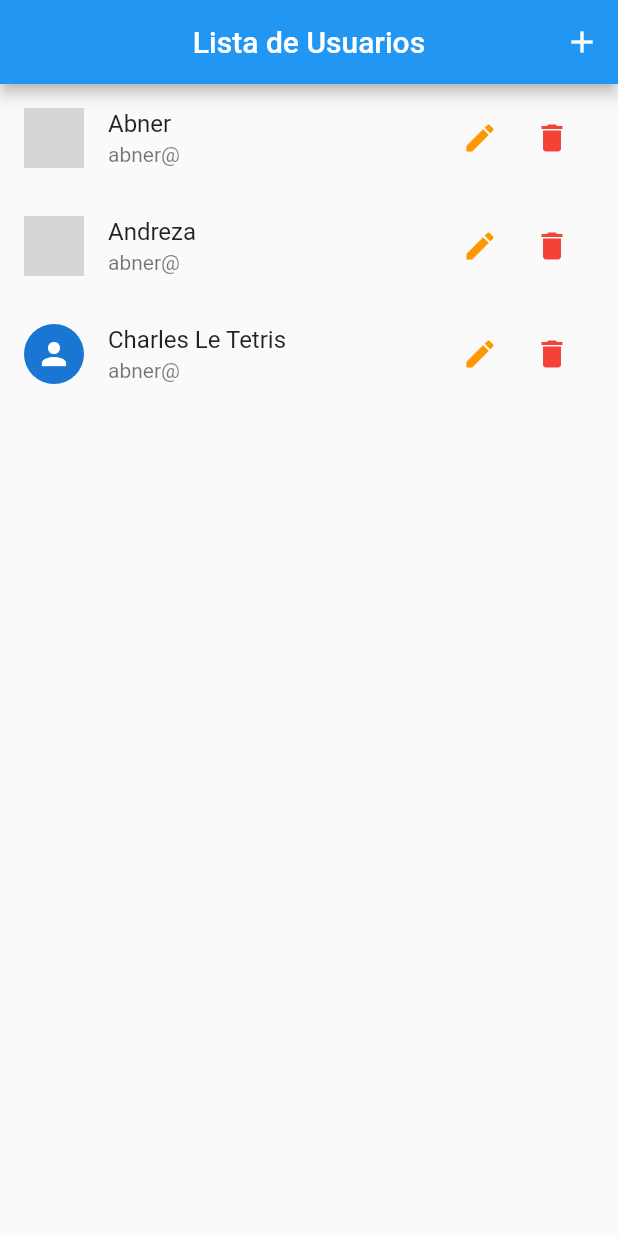
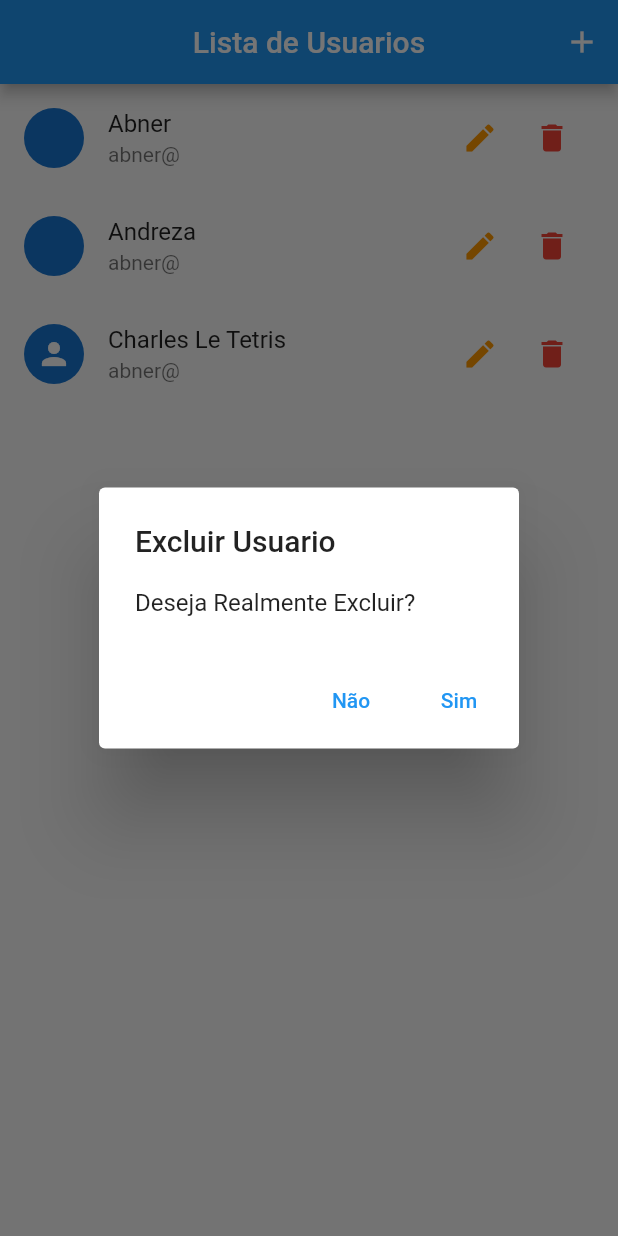
Before and after one commit to Douglas-Fernandes-Sousa/Cadastro-Integrado, a Flutter app: the screen it shows after launch, after a tap on the "delete" icon, on a phone screen of 412 x 824 dp. Run offline on Flutter 3.47's test engine with Material 2 defaults, Android fonts, the phone set to English and light mode, and no system bars; accounts and stored records are empty; network calls fail; grey boxes are pictures that could not be loaded.

Commit message:
atualização

```diff
--- a/cadastro_completo/lib/models/user.dart
+++ b/cadastro_completo/lib/models/user.dart
@@ -1,13 +1,28 @@
+// ignore_for_file: public_member_api_docs, sort_constructors_first
 class User {
   final String nome;
-  final String id;
+  final String? id;
   final String email;
   final String avatarUrl;
 
   const User({
-    required this.id,
+    this.id,
     required this.nome,
     required this.avatarUrl,
     required this.email,
   });
+
+  User copyWith({
+    String? nome,
+    String? id,
+    String? email,
+    String? avatarUrl,
+  }) {
+    return User(
+      nome: nome ?? this.nome,
+      id: id ?? this.id,
+      email: email ?? this.email,
+      avatarUrl: avatarUrl ?? this.avatarUrl,
+    );
+  }
 }
--- a/cadastro_completo/lib/provider/user_provider.dart
+++ b/cadastro_completo/lib/provider/user_provider.dart
@@ -21,9 +21,11 @@
   }
 
   void put(User user) {
-    if (user.id.trim().isNotEmpty && _items.containsKey(user.id)) {
+    if (user.id != null &&
+        user.id!.trim().isNotEmpty &&
+        _items.containsKey(user.id)) {
       //alterar
-      _items.update(user.id, (_) => user);
+      _items.update(user.id.toString(), (_) => user);
     } else {
 //adicionar
       final id = Random().nextDouble().toString();
--- a/cadastro_completo/lib/widgets/user_tile.dart
+++ b/cadastro_completo/lib/widgets/user_tile.dart
@@ -1,27 +1,29 @@
+import 'package:cadastro_completo/provider/user_provider.dart';
 import 'package:flutter/material.dart';
+import 'package:provider/provider.dart';
 
 import '../models/user.dart';
 
 class UserTile extends StatelessWidget {
-  const UserTile({Key? key, this.user}) : super(key: key);
+  const UserTile({Key? key, required this.user}) : super(key: key);
 
-  final User? user;
+  final User user;
 
   @override
   Widget build(BuildContext context) {
-    final avatar = user!.avatarUrl.isEmpty
+    final avatar = user.avatarUrl.isEmpty
         ? const CircleAvatar(
             child: Icon(
               Icons.person,
             ),
           )
         : CircleAvatar(
-            backgroundImage: NetworkImage(user!.avatarUrl),
+            backgroundImage: NetworkImage(user.avatarUrl),
           );
     return ListTile(
       leading: avatar,
-      title: Text(user!.nome),
-      subtitle: Text(user!.email),
+      title: Text(user.nome),
+      subtitle: Text(user.email),
       trailing: SizedBox(
         width: 100,
         child: Row(
@@ -39,7 +41,31 @@
               ),
             ),
             IconButton(
-              onPressed: () {},
+              onPressed: () {
+                showDialog(
+                  context: context,
+                  builder: (ctx) => AlertDialog(
+                    title: const Text('Excluir Usuario'),
+                    content: const Text('Deseja Realmente Excluir?'),
+                    actions: [
+                      TextButton(
+                        child: const Text('Não'),
+                        onPressed: () {
+                          Navigator.of(context).pop();
+                        },
+                      ),
+                      TextButton(
+                        child: const Text('Sim'),
+                        onPressed: () {
+                          Provider.of<UsersProvider>(context, listen: false)
+                              .remove(user);
+                          Navigator.of(context).pop();
+                        },
+                      ),
+                    ],
+                  ),
+                );
+              },
               icon: const Icon(
                 Icons.delete,
                 color: Colors.red,
```
Also changed, not shown: cadastro_completo/lib/views/user_form.dart (+61 -14 lines).
